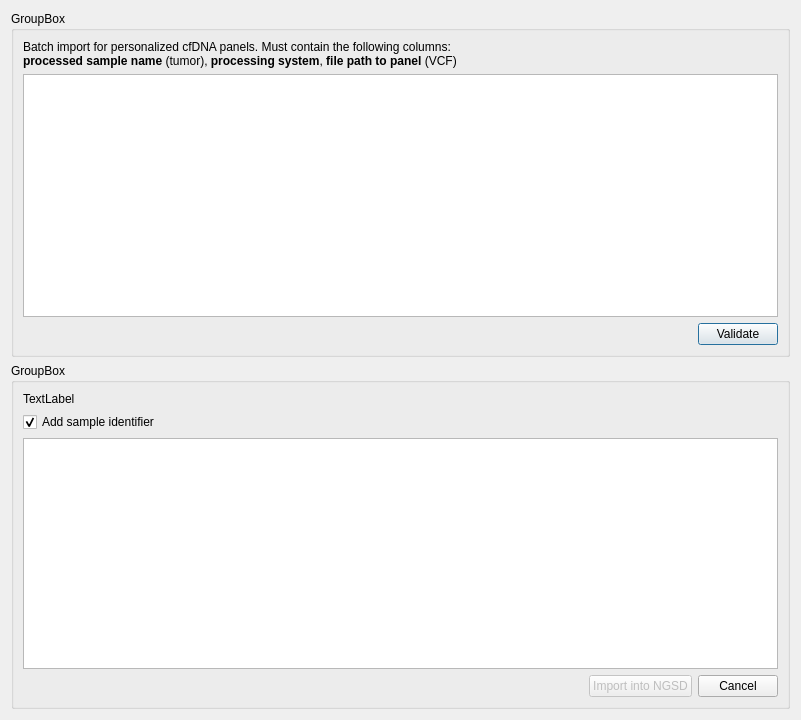
This is src/GSvar/CfDNAPanelBatchImport.ui in imgag/ngs-bits as Qt 5 draws it before an edit. The edited form follows.
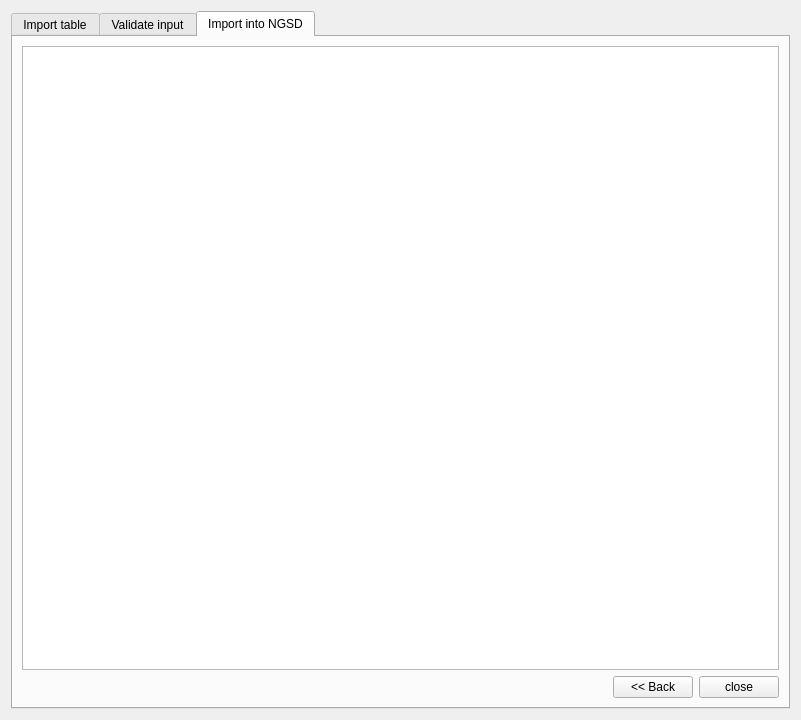
This is the edited form. The open tabs and pages were chosen to show the change.

Diff of the .ui file:
```diff
--- a/src/GSvar/CfDNAPanelBatchImport.ui
+++ b/src/GSvar/CfDNAPanelBatchImport.ui
@@ -15,11 +15,15 @@
   </property>
   <layout class="QVBoxLayout" name="verticalLayout_2">
    <item>
-    <widget class="QGroupBox" name="groupBox">
-     <property name="title">
-      <string>GroupBox</string>
+    <widget class="QTabWidget" name="tw_import">
+     <property name="currentIndex">
+      <number>0</number>
      </property>
-     <layout class="QVBoxLayout" name="verticalLayout">
+     <widget class="QWidget" name="t_import_raw_data">
+      <attribute name="title">
+       <string>Import table</string>
+      </attribute>
+      <layout class="QVBoxLayout" name="verticalLayout_4">
       <item>
        <widget class="QLabel" name="label">
         <property name="text">
@@ -56,13 +60,11 @@
       </item>
      </layout>
     </widget>
-   </item>
-   <item>
-    <widget class="QGroupBox" name="groupBox_2">
-     <property name="title">
-      <string>GroupBox</string>
-     </property>
-     <layout class="QVBoxLayout" name="verticalLayout_3">
+     <widget class="QWidget" name="t_validate">
+      <attribute name="title">
+       <string>Validate input</string>
+      </attribute>
+      <layout class="QVBoxLayout" name="verticalLayout">
       <item>
        <widget class="QLabel" name="label_2">
         <property name="text">
@@ -108,16 +110,51 @@
           </property>
          </widget>
         </item>
+        </layout>
+       </item>
+      </layout>
+     </widget>
+     <widget class="QWidget" name="t_ngsd_import">
+      <attribute name="title">
+       <string>Import into NGSD</string>
+      </attribute>
+      <layout class="QVBoxLayout" name="verticalLayout_3">
         <item>
-         <widget class="QPushButton" name="b_cancel">
+        <widget class="QTextEdit" name="textEdit"/>
+       </item>
+       <item>
+        <layout class="QHBoxLayout" name="horizontalLayout_3">
+         <item>
+          <spacer name="horizontalSpacer_3">
+           <property name="orientation">
+            <enum>Qt::Horizontal</enum>
+           </property>
+           <property name="sizeHint" stdset="0">
+            <size>
+             <width>40</width>
+             <height>20</height>
+            </size>
+           </property>
+          </spacer>
+         </item>
+         <item>
+          <widget class="QPushButton" name="b_back2">
           <property name="text">
-           <string>Cancel</string>
+            <string>&lt;&lt; Back</string>
           </property>
          </widget>
         </item>
+         <item>
+          <widget class="QPushButton" name="b_close">
+           <property name="text">
+            <string>close</string>
+           </property>
+          </widget>
+         </item>
        </layout>
       </item>
      </layout>
+     </widget>
     </widget>
    </item>
   </layout>
```
Left out of the diff: 14 changed lines with no effect on the pictures. Lines whose indentation alone changed are shown as unchanged.
